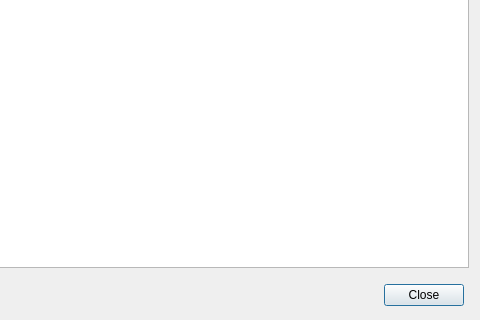
gridcoin-community/Gridcoin-Research, file src/qt/forms/transactiondescdialog.ui: the form before one commit; both pictures show x 287 to 767 and y 82 to 402 of the 767 by 402 pixel window.
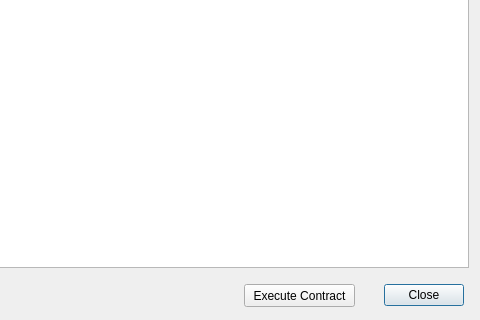
The form after the commit. Icons and pictures are not drawn.

```diff
--- a/src/qt/forms/transactiondescdialog.ui
+++ b/src/qt/forms/transactiondescdialog.ui
@@ -75,6 +75,19 @@
        <set>QDialogButtonBox::Close</set>
       </property>
      </widget>
+     <widget class="QPushButton" name="btnExecute">
+      <property name="geometry">
+       <rect>
+        <x>520</x>
+        <y>10</y>
+        <width>111</width>
+        <height>23</height>
+       </rect>
+      </property>
+      <property name="text">
+       <string>Execute Contract</string>
+      </property>
+     </widget>
     </widget>
    </item>
   </layout>
```
